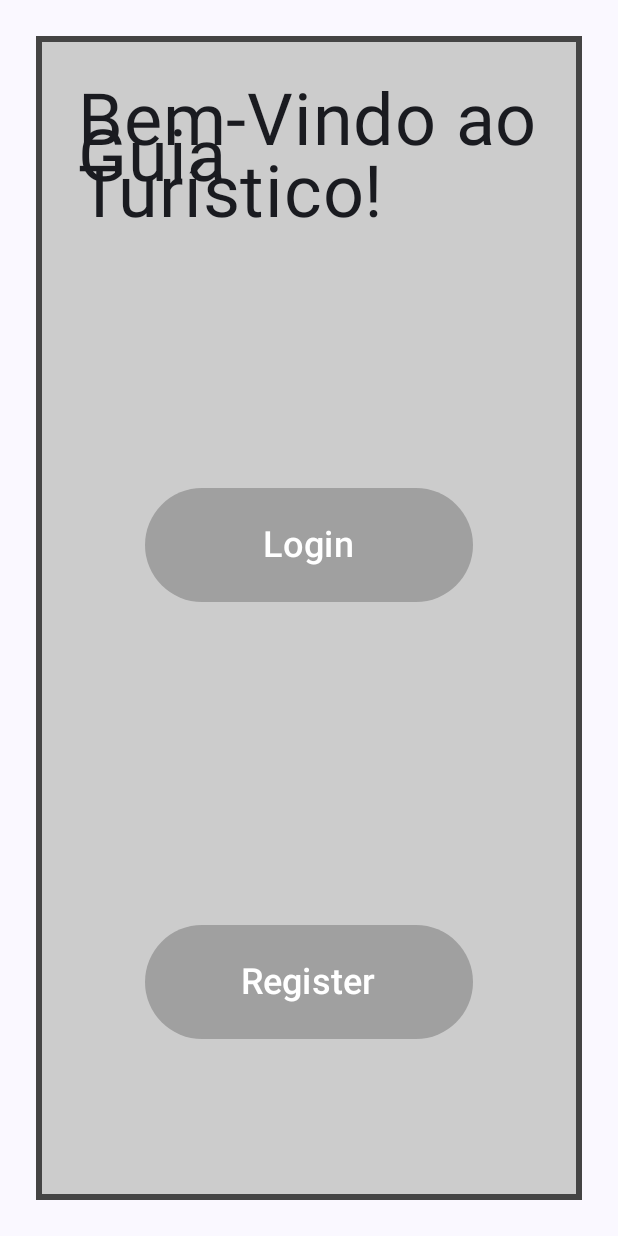
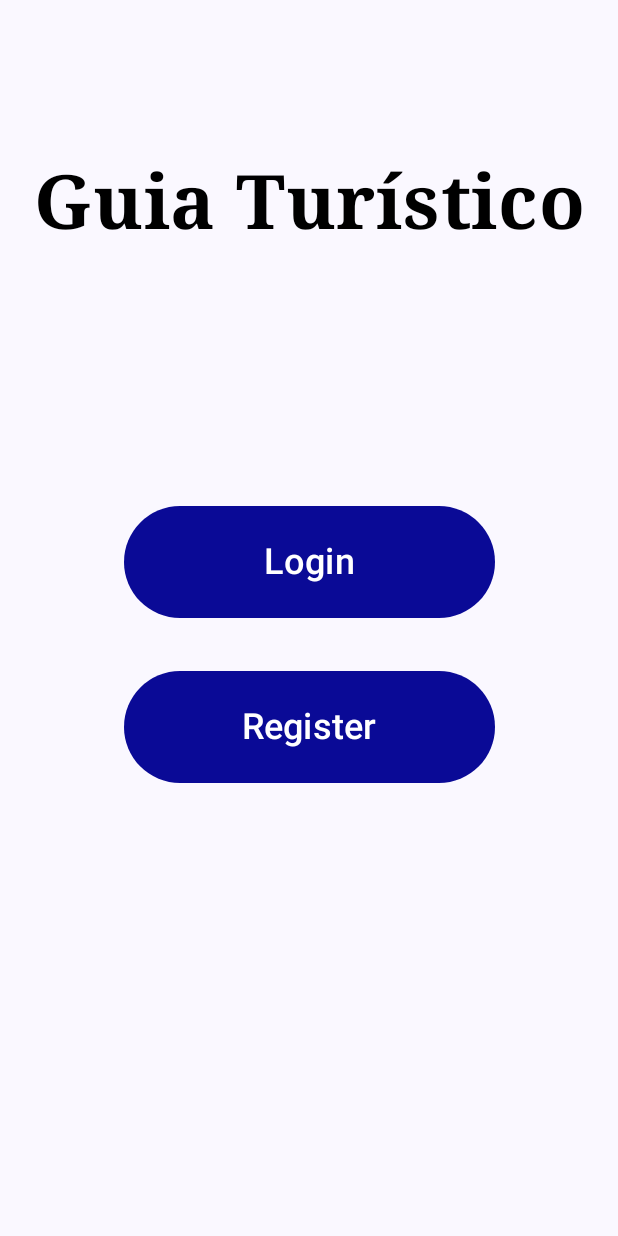
Before and after one commit to joaosantoss12/Tourists-Guide_Mobile-App, an Android app built with Jetpack Compose: the screen it shows after launch (MainActivity), on a phone screen of 412 x 824 dp. Run offline under Robolectric (Android 15) with nearby library versions, the phone set to English and light mode, and no system bars.

Commit message:
upadted Menu Screen

```diff
--- a/app/src/main/java/pt/isec/a2020136093/amov/guiaturistico/Menu.kt
+++ b/app/src/main/java/pt/isec/a2020136093/amov/guiaturistico/Menu.kt
@@ -10,13 +10,18 @@ import androidx.compose.foundation.layout.fillMaxWidth
 import androidx.compose.foundation.layout.padding
 import androidx.compose.foundation.layout.widthIn
 import androidx.compose.foundation.layout.wrapContentWidth
+import androidx.compose.foundation.shape.RoundedCornerShape
 import androidx.compose.material3.Button
 import androidx.compose.material3.ButtonDefaults
 import androidx.compose.material3.Text
 import androidx.compose.runtime.Composable
 import androidx.compose.ui.Alignment
 import androidx.compose.ui.Modifier
+import androidx.compose.ui.draw.clip
 import androidx.compose.ui.graphics.Color
+import androidx.compose.ui.text.font.FontFamily
+import androidx.compose.ui.text.font.FontWeight
+import androidx.compose.ui.text.style.TextAlign
 import androidx.compose.ui.tooling.preview.Preview
 import androidx.compose.ui.unit.dp
 import androidx.compose.ui.unit.sp
@@ -28,51 +33,50 @@ fun Menu(
     navController: NavHostController?,
     vararg options: String
 ) {
-    Box(
+    Column(
         modifier = Modifier
             .fillMaxSize()
-            .padding(24.dp)
+            .padding(0.dp, 40.dp, 0.dp, 0.dp),
     ) {
         Text(
-            text= title,
-            fontSize = 48.sp,
-            //fontFamily = SketchesFont,
+            text = title,
+            textAlign = TextAlign.Center,
+            lineHeight = 45.sp,
+            fontSize = 50.sp,
+            color = Color.Black,
+            fontWeight = FontWeight.Bold,
+            fontFamily = FontFamily.Serif,
             modifier = Modifier
-                .align(Alignment.TopCenter)
-                .fillMaxHeight()
-                .wrapContentWidth()
-                .background(Color.DarkGray)
-                .padding(4.dp)
-                .background(Color.LightGray)
-                .padding(24.dp)
-                .widthIn(200.dp)
+                .fillMaxWidth()
+                .padding(0.dp, 50.dp, 0.dp, 0.dp)   // BOX DO TEXTO
+                .padding(16.dp) // TEXTO
         )
         Column(
             horizontalAlignment = Alignment.CenterHorizontally,
-            verticalArrangement = Arrangement.SpaceAround,
+            verticalArrangement = Arrangement.Center,
             modifier = Modifier
-                .align(Alignment.BottomCenter)
+                .align(Alignment.CenterHorizontally)
                 .fillMaxWidth(0.6f)
                 .fillMaxHeight(0.75f)
         ) {
-            for(btnName in options)
+            for (btnName in options)
                 Button(
                     onClick = { navController?.navigate(btnName) },
                     colors = ButtonDefaults.buttonColors(
-                        containerColor = Color(160,160,160)
+                        containerColor = Color(10, 10, 150)
                     ),
                     modifier = Modifier
                         .fillMaxWidth()
+                        .padding(0.dp, 25.dp, 0.dp, 10.dp)
                 ) {
                     Text(
                         text = btnName,
                         //fontFamily = SketchesFont,
                         fontSize = 24.sp,
                         modifier = Modifier
-                            .padding(16.dp)
+                            .padding(15.dp)
                     )
                 }
-
         }
     }
 }
--- a/app/src/main/res/values/strings.xml
+++ b/app/src/main/res/values/strings.xml
@@ -1,6 +1,6 @@
 <resources>
     <string name="app_name">Trabalho Prático - Guia Turistico</string>
-    <string name="welcome">Bem-Vindo ao Guia Turístico!</string>
+    <string name="welcome">Guia Turístico</string>
     <string name="email_title" translatable="false">Email</string>
     <string name="email_label">Escreve o teu email</string>
     <string name="password_title" translatable="false">Password</string>
```
